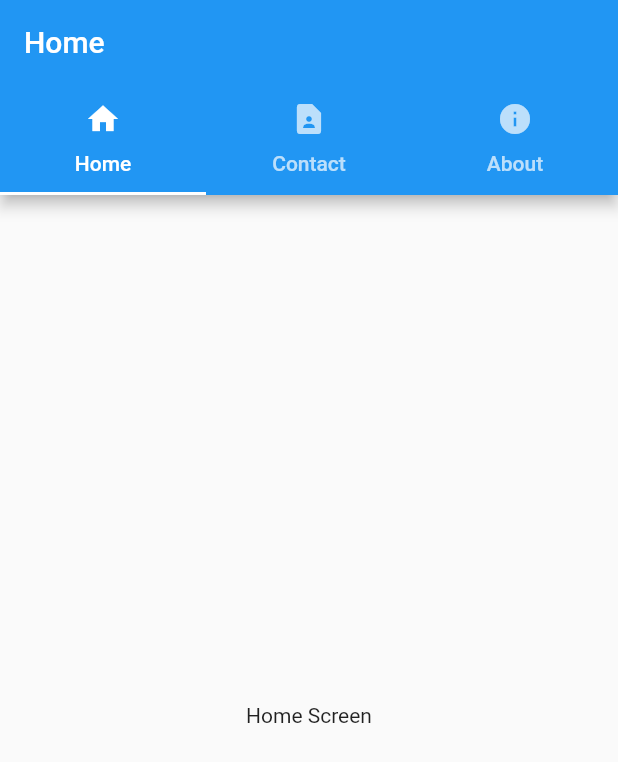
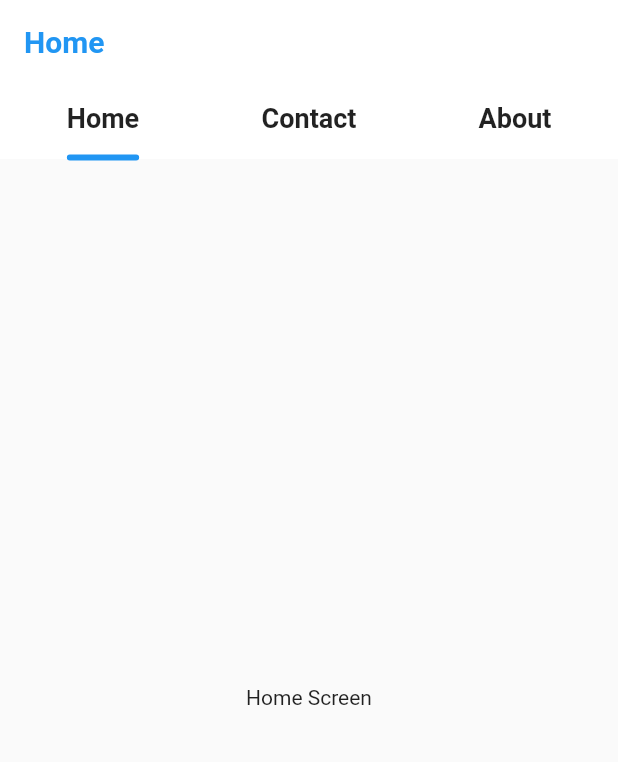
Before and after one commit to xdega/flutter_custom_tabs_app_bar, a Flutter app: the screen it shows after launch, on a phone screen of 412 x 824 dp. Shown: the top 762 px of the screen. Run offline on Flutter 3.47's test engine with Material 2 defaults, Android fonts, the phone set to English and light mode, and no system bars; our stand-ins replace auto_route.

Commit message:
Update tab bar to be blue underline, using custom painter

```diff
--- a/lib/screens/main_screen.dart
+++ b/lib/screens/main_screen.dart
@@ -17,25 +17,57 @@ class MainScreen extends StatelessWidget {
       builder: (context, child, tabController) {
         return Scaffold(
           appBar: AppBar(
-            title: Text(
-              context.topRoute.name.replaceAll('Route', ''),
-            ),
+            foregroundColor: Colors.blue,
+            backgroundColor: Colors.white,
+            elevation: 0,
+            shadowColor: Colors.transparent,
+            title: Text(context.topRoute.name.replaceAll('Route', ''),
+                style: const TextStyle(fontWeight: FontWeight.bold)),
             bottom: TabBar(
+              labelColor: Colors.black38,
+              unselectedLabelColor: Colors.black38,
+              indicatorColor: Colors.blue,
+              overlayColor: MaterialStateProperty.all(Colors.transparent),
               controller: tabController,
+              indicatorSize: TabBarIndicatorSize.label,
+              indicatorWeight: 4,
+              indicator: const RoundedUnderlineDecoration(
+                color: Colors.blue,
+                borderRadius: 10,
+              ),
+              //indicator: const Decoration.boxPainter(),
               // The order of these tabs is aligned with the order in which they
               // appear in the routes property, defined above.
               tabs: const [
                 Tab(
-                  icon: Icon(Icons.home),
-                  text: 'Home',
+                  child: Text(
+                    'Home',
+                    style: TextStyle(
+                      color: Colors.black87,
+                      fontSize: 18,
+                      fontWeight: FontWeight.bold,
+                    ),
+                  ),
                 ),
                 Tab(
-                  icon: Icon(Icons.contact_page),
-                  text: 'Contact',
+                  child: Text(
+                    'Contact',
+                    style: TextStyle(
+                      color: Colors.black87,
+                      fontSize: 18,
+                      fontWeight: FontWeight.bold,
+                    ),
+                  ),
                 ),
                 Tab(
-                  icon: Icon(Icons.info),
-                  text: 'About',
+                  child: Text(
+                    'About',
+                    style: TextStyle(
+                      color: Colors.black87,
+                      fontSize: 18,
+                      fontWeight: FontWeight.bold,
+                    ),
+                  ),
                 ),
               ],
             ),
@@ -48,3 +80,63 @@ class MainScreen extends StatelessWidget {
     );
   }
 }
+
+//TODO: Custom Painters/Decoration (refactor this out later on)
+class _RoundedUnderlinePainter extends BoxPainter {
+  final Color color;
+  final double strokeWidth;
+  final double borderRadius;
+
+  _RoundedUnderlinePainter({
+    required this.color,
+    this.strokeWidth = 2.0,
+    this.borderRadius = 10.0,
+  });
+
+  @override
+  void paint(Canvas canvas, Offset offset, ImageConfiguration configuration) {
+    final Rect rect = offset & configuration.size!;
+    final Paint paint = Paint()
+      ..color = color
+      ..strokeWidth = strokeWidth
+      ..style = PaintingStyle.stroke;
+
+    final double halfStrokeWidth = strokeWidth / 2.0;
+    final double bottomY = rect.bottom; // Align to the bottom
+
+    final Rect roundedRect = Rect.fromLTRB(
+      rect.left + halfStrokeWidth,
+      bottomY - strokeWidth, // Adjusted for alignment
+      rect.right - halfStrokeWidth,
+      bottomY,
+    );
+
+    final RRect rrect = RRect.fromRectAndRadius(
+      roundedRect,
+      Radius.circular(borderRadius),
+    );
+
+    canvas.drawRRect(rrect, paint);
+  }
+}
+
+class RoundedUnderlineDecoration extends Decoration {
+  final Color color;
+  final double strokeWidth;
+  final double borderRadius;
+
+  const RoundedUnderlineDecoration({
+    required this.color,
+    this.strokeWidth = 2.0,
+    this.borderRadius = 10.0,
+  });
+
+  @override
+  BoxPainter createBoxPainter([VoidCallback? onChanged]) {
+    return _RoundedUnderlinePainter(
+      color: color,
+      strokeWidth: strokeWidth,
+      borderRadius: borderRadius,
+    );
+  }
+}
```
